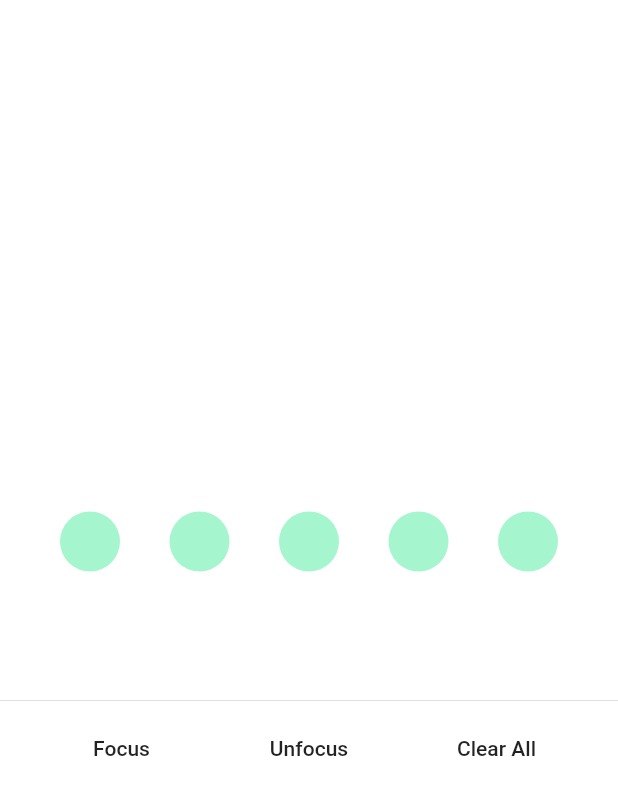
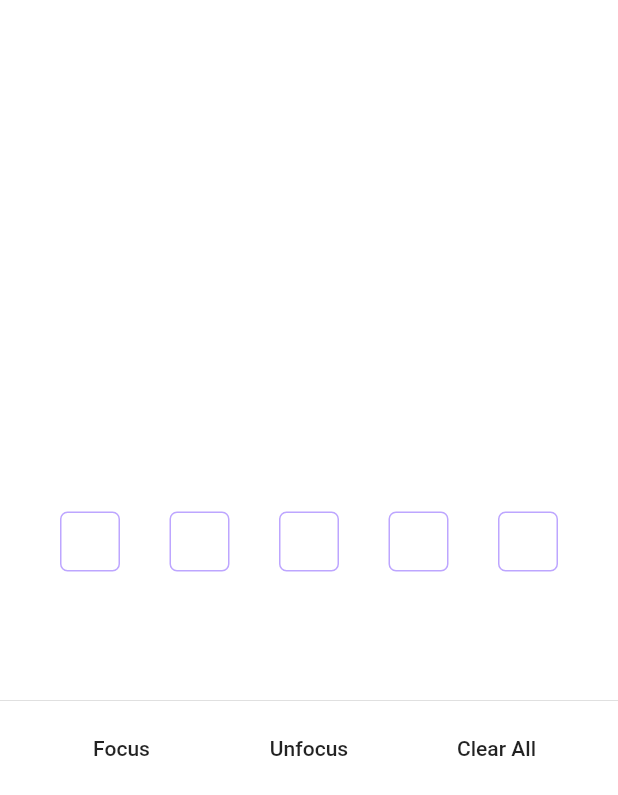
Before and after one commit to Tkko/Flutter_Pinput, a Flutter app: the screen it shows after launch, on a phone screen of 412 x 824 dp. Shown: the top 795 px of the screen. Run offline on Flutter 3.47's test engine with Material 2 defaults, Android fonts, the phone set to English and light mode, and no system bars.

Commit message:
Added first example

```diff
--- a/example/lib/main.dart
+++ b/example/lib/main.dart
@@ -1,6 +1,5 @@
 import 'package:flutter/material.dart';
 import 'package:pinput/pin_put/pin_put.dart';
-import 'package:pinput/pin_put/pin_put_state.dart';
 
 void main() => runApp(PinPutTest());
 
@@ -15,8 +14,8 @@ class PinPutTestState extends State<PinPutTest> {
 
   BoxDecoration get _pinPutDecoration {
     return BoxDecoration(
-      shape: BoxShape.circle,
-      color: Colors.greenAccent,
+      border: Border.all(color: Colors.deepPurpleAccent),
+      borderRadius: BorderRadius.circular(15),
     );
   }
 
@@ -46,15 +45,15 @@ class PinPutTestState extends State<PinPutTest> {
                         onSubmit: (String pin) => _showSnackBar(pin, context),
                         focusNode: _pinPutFocusNode,
                         controller: _pinPutController,
-                        textStyle: TextStyle(color: Colors.white, fontSize: 20),
-                        pinAnimationType: PinAnimationType.scale,
-                        submittedFieldDecoration: _pinPutDecoration.copyWith(),
-                        selectedFieldDecoration: _pinPutDecoration.copyWith(
-                            border: Border.all(
-                          color: Colors.blueAccent,
-                        )),
+                        submittedFieldDecoration: _pinPutDecoration.copyWith(
+                            borderRadius: BorderRadius.circular(20)),
+                        selectedFieldDecoration: _pinPutDecoration,
                         followingFieldDecoration: _pinPutDecoration.copyWith(
-                            color: Colors.greenAccent.withOpacity(.6)),
+                          borderRadius: BorderRadius.circular(5),
+                          border: Border.all(
+                            color: Colors.deepPurpleAccent.withOpacity(.5),
+                          ),
+                        ),
                       ),
                     ),
                     SizedBox(height: 30),
```
Also changed, not shown: example/media/new_pinput_demo.gif (deleted), example/media/new_pinput_demo_1.gif (added), example/media/new_pinput_demo_2.gif (added), example/media/new_pinput_demo_3.gif (added), 1 other file.
